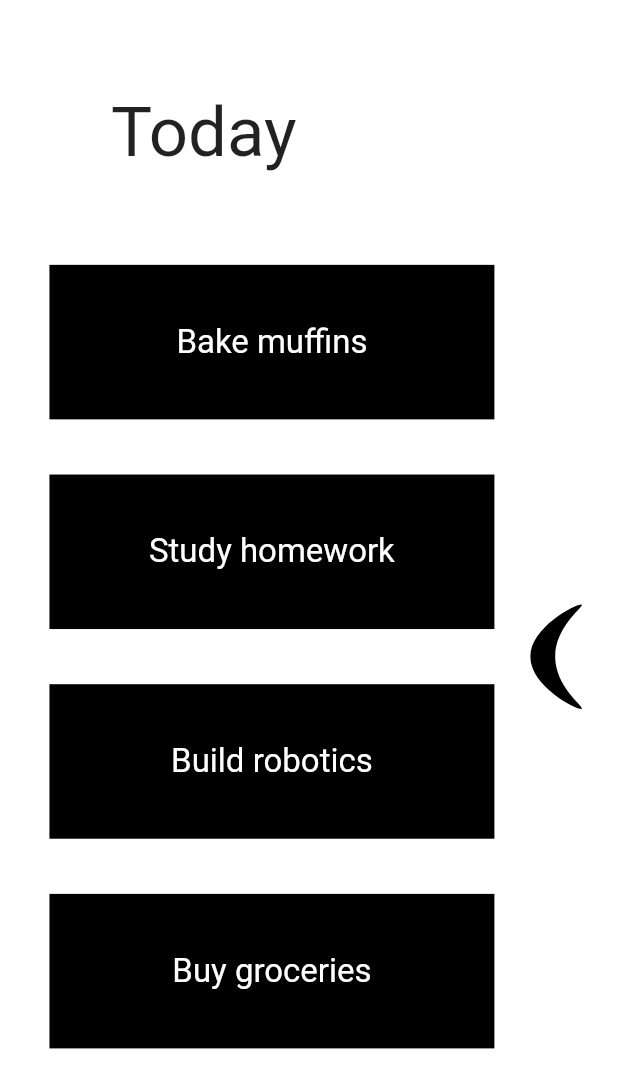
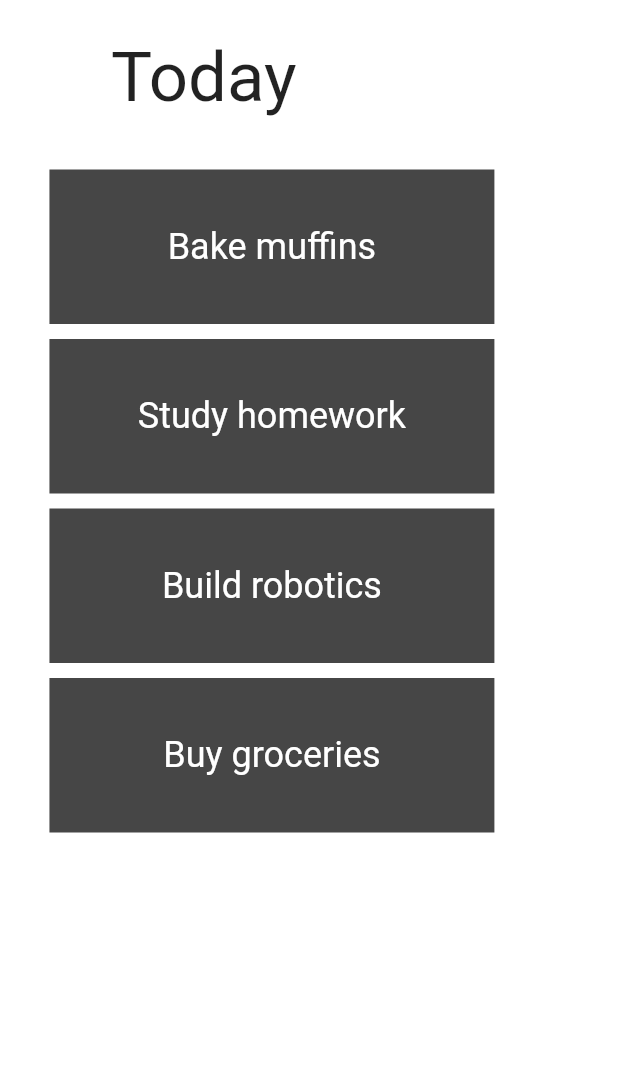
Before and after one commit to eighty4/todai, a Flutter app: the screen it shows after launch, on a phone screen of 412 x 824 dp. Shown: the top 1088 px of the screen. Run offline on Flutter 3.47's test engine with Material 2 defaults, Android fonts, the phone set to English and light mode, and no system bars; our stand-ins replace flutter_svg.

Commit message:
setting time blocks interface

```diff
--- a/lib/main.dart
+++ b/lib/main.dart
@@ -1,10 +1,9 @@
 import 'package:flutter/material.dart';
 import 'package:flutter/services.dart';
-import 'boomerang.dart';
 import 'day.dart';
 import 'dimensions.dart';
 import 'time_blocks/count.dart';
-import 'time_blocks/group.dart';
+import 'time_blocks/ui.dart';
 
 void main() {
   runApp(const TodaiApp());
@@ -29,19 +28,19 @@ class ResponsiveTodaiScreen extends StatelessWidget {
 
   @override
   Widget build(BuildContext context) {
-    const todoCount = BlockCount.four;
+    const blockCount = BlockCount.four;
     final mediaQuery = MediaQuery.of(context);
-    final dimensions = TodaiDimensions.fromMediaQuery(mediaQuery, todoCount);
-    return TodaiScreen(todoCount: todoCount, dimensions: dimensions);
+    final dimensions = TodaiDimensions.fromMediaQuery(mediaQuery, blockCount);
+    return TodaiScreen(blockCount: blockCount, dimensions: dimensions);
   }
 }
 
 class TodaiScreen extends StatefulWidget {
-  final BlockCount todoCount;
+  final BlockCount blockCount;
   final TodaiDimensions dimensions;
 
   const TodaiScreen(
-      {super.key, required this.todoCount, required this.dimensions});
+      {super.key, required this.blockCount, required this.dimensions});
 
   @override
   State<TodaiScreen> createState() => _TodaiScreenState();
@@ -67,37 +66,10 @@ class _TodaiScreenState extends State<TodaiScreen> {
         padding: widget.dimensions.devicePadding,
         child: Container(
           color: Colors.white,
-          child: Stack(
-            children: [
-              Positioned(
-                  top: 0,
-                  left: calcPositionFromLeft(),
-                  bottom: 0,
-                  right: calcPositionFromRight(),
-                  child: TimeBlockScreen(
-                      day: day,
-                      blockCount: widget.todoCount,
-                      dimensions: widget.dimensions)),
-              Boomerang(
-                  day: day,
-                  dimensions: widget.dimensions,
-                  onTap: () => setState(() => day = day.other())),
-            ],
-          ),
+          child: TimeBlocksUi(
+              blockCount: widget.blockCount, dimensions: widget.dimensions),
         ),
       ),
     );
   }
-
-  double calcPositionFromRight() {
-    return day == Day.today
-        ? widget.dimensions.gutterWidth
-        : widget.dimensions.edgePadding;
-  }
-
-  double calcPositionFromLeft() {
-    return day == Day.today
-        ? widget.dimensions.edgePadding
-        : widget.dimensions.gutterWidth;
-  }
 }
--- a/lib/time_blocks/box.dart
+++ b/lib/time_blocks/box.dart
@@ -1,36 +1,58 @@
 import 'package:flutter/material.dart';
 
+import 'model.dart';
+
+typedef TapCallback = void Function(int);
+
 class TimeBlockBox extends StatelessWidget {
-  final int selected;
-  final String label;
-  final bool placeholder;
+  final TimeBlock todo;
   final double height;
+  final bool minimized;
+  final TapCallback onTap;
 
   const TimeBlockBox(
       {super.key,
-        required this.height,
-        required this.selected,
-        required this.label,
-        required this.placeholder});
+      required this.height,
+      required this.todo,
+      required this.minimized,
+      required this.onTap});
 
   @override
   Widget build(BuildContext context) {
-    return MouseRegion(
-      cursor: SystemMouseCursors.click,
-      child: Container(
+    return GestureDetector(
+      onTap: () => onTap(todo.id),
+      child: MouseRegion(
+        cursor: SystemMouseCursors.click,
+        child: AnimatedSize(
+          curve: Curves.easeIn,
+          duration: const Duration(milliseconds: 150),
+          child: content(),
+        ),
+      ),
+    );
+  }
+
+  Widget content() {
+    if (minimized) {
+      return Container(
+        decoration: decoration(),
+        constraints: BoxConstraints.expand(height: height / 5),
+      );
+    } else {
+      return Container(
           decoration: decoration(),
           constraints: BoxConstraints.expand(height: height),
           child: Center(
-            child: Text(label,
+            child: Text(todo.label,
                 style: const TextStyle(
-                    fontSize: 22, color: Color.fromARGB(255, 255, 255, 255))),
-          )),
-    );
+                    fontSize: 24, color: Color.fromARGB(255, 255, 255, 255))),
+          ));
+    }
   }
 
   BoxDecoration decoration() {
-    if (placeholder) {
-      return const BoxDecoration(color: Color.fromARGB(255, 46, 46, 46));
+    if (!minimized && todo.placeholder) {
+      return const BoxDecoration(color: Color.fromARGB(255, 70, 70, 70));
     }
     return const BoxDecoration(color: Colors.black);
   }
--- a/lib/time_blocks/group.dart
+++ b/lib/time_blocks/group.dart
@@ -1,70 +1,86 @@
-import 'dart:math';
 import 'package:flutter/material.dart';
 import '../day.dart';
 import '../dimensions.dart';
+import 'box.dart';
 import 'count.dart';
-import 'box.dart';
 import 'header.dart';
+import 'input.dart';
+import 'model.dart';
 
-const randomTodoLabels = <String>[
-  'Woodworking project',
-  'Eat spinach',
-  'Wash car',
-  'Buy groceries',
-  'Update résumé',
-  'Bake muffins',
-  'Clean bathroom',
-  'Build robotics',
-  'Practice guitar',
-  'Study homework',
-  'Write letter',
-];
-
-final random = Random();
-
-List<String> getRandomTodos(int count) {
-  List<int> todos = [];
-  do {
-    final i = random.nextInt(randomTodoLabels.length);
-    if (!todos.contains(i)) {
-      todos.add(i);
-    }
-  } while (todos.length < count);
-  return todos.map((i) => randomTodoLabels[i]).toList();
-}
-
-class TimeBlockScreen extends StatelessWidget {
+class TimeBlockGroup extends StatefulWidget {
   final Day day;
   final BlockCount blockCount;
   final TodaiDimensions dimensions;
 
-  const TimeBlockScreen(
+  const TimeBlockGroup(
       {super.key,
       required this.day,
       required this.blockCount,
       required this.dimensions});
 
   @override
+  State<TimeBlockGroup> createState() => _TimeBlockGroupState();
+}
+
+class _TimeBlockGroupState extends State<TimeBlockGroup> {
+  int? editing;
+  late List<TimeBlock> todos;
+
+  @override
+  void initState() {
+    super.initState();
+    todos = getRandomTimeBlocks(widget.blockCount.toInt());
+  }
+
+  @override
   Widget build(BuildContext context) {
-    final todos = getRandomTodos(blockCount.toInt());
     return Column(
         mainAxisSize: MainAxisSize.max,
         mainAxisAlignment: MainAxisAlignment.spaceEvenly,
-        children: [
-          TimeBlockHeader(day: day, dimensions: dimensions),
-          ...todos
-              .map((label) => TimeBlockBox(
-                  selected: 0,
-                  label: label,
-                  height: dimensions.blockHeight,
-                  placeholder: false))
-              .toList(),
-          SizedBox(
-            height: dimensions.blockHeight / 2,
-            child: Container(
-              color: Colors.transparent,
-            ),
-          ),
-        ]);
+        children: buildContent());
+  }
+
+  List<Widget> buildContent() {
+    const padding = SizedBox(height: 10);
+    final List<Widget> content = [
+      TimeBlockHeader(day: widget.day, dimensions: widget.dimensions),
+    ];
+    for (var todo in todos) {
+      content.add(padding);
+      content.add(buildBlock(todo));
+    }
+    return content;
+  }
+
+  Widget buildBlock(TimeBlock todo) {
+    if (editing == todo.id) {
+      return TimeBlockInput(
+          height: widget.dimensions.blockHeight,
+          onClose: onInputClose,
+          onChange: onTodoUpdate,
+          todo: todo);
+    } else {
+      return TimeBlockBox(
+          todo: todo,
+          height: widget.dimensions.blockHeight,
+          minimized: editing != null && editing != todo.id,
+          onTap: onBlockTap);
+    }
+  }
+
+  void onBlockTap(int id) {
+    setState(() {
+      editing = id;
+    });
+  }
+
+  void onTodoUpdate(TimeBlock update) {
+    todos[update.id] = update;
+  }
+
+  void onInputClose() {
+    setState(() {
+      editing = null;
+    });
   }
 }
--- /dev/null
+++ b/lib/time_blocks/model.dart
@@ -0,0 +1,39 @@
+import 'dart:math';
+
+class TimeBlock {
+  final int id;
+  final String label;
+  final bool placeholder;
+
+  TimeBlock({required this.id, required this.label, required this.placeholder});
+}
+
+const randomLabels = <String>[
+  'Woodworking project',
+  'Eat spinach',
+  'Wash car',
+  'Buy groceries',
+  'Update résumé',
+  'Bake muffins',
+  'Clean bathroom',
+  'Build robotics',
+  'Practice guitar',
+  'Study homework',
+  'Write letter',
+];
+
+List<TimeBlock> getRandomTimeBlocks(int count) {
+  final random = Random();
+  List<int> todos = [];
+  do {
+    final i = random.nextInt(randomLabels.length);
+    if (!todos.contains(i)) {
+      todos.add(i);
+    }
+  } while (todos.length < count);
+  int id = 0;
+  return todos
+      .map(
+          (i) => TimeBlock(id: id++, label: randomLabels[i], placeholder: true))
+      .toList();
+}
--- /dev/null
+++ b/lib/time_blocks/ui.dart
@@ -0,0 +1,42 @@
+import 'package:flutter/material.dart';
+import 'package:todai/day.dart';
+import 'package:todai/dimensions.dart';
+import 'package:todai/time_blocks/count.dart';
+import 'group.dart';
+
+class TimeBlocksUi extends StatelessWidget {
+  final TodaiDimensions dimensions;
+  final BlockCount blockCount;
+
+  const TimeBlocksUi(
+      {Key? key, required this.blockCount, required this.dimensions})
+      : super(key: key);
+
+  @override
+  Widget build(BuildContext context) {
+    return Stack(
+      children: [
+        AnimatedPositioned(
+          duration: const Duration(milliseconds: 100),
+          top: 0,
+          left: calcPositionFromLeft(Day.today),
+          right: calcPositionFromRight(Day.today),
+          child: TimeBlockGroup(
+              blockCount: blockCount, day: Day.today, dimensions: dimensions),
+          // Boomerang(
+          //     day: day,
+          //     dimensions: widget.dimensions,
+          //     onTap: () => setState(() => day = day.other())),
+        )
+      ],
+    );
+  }
+
+  double calcPositionFromRight(Day day) {
+    return day == Day.today ? dimensions.gutterWidth : dimensions.edgePadding;
+  }
+
+  double calcPositionFromLeft(Day day) {
+    return day == Day.today ? dimensions.edgePadding : dimensions.gutterWidth;
+  }
+}
```
Also changed, not shown: lib/time_blocks/input.dart (added, +77 -0 lines), 1 other file.
